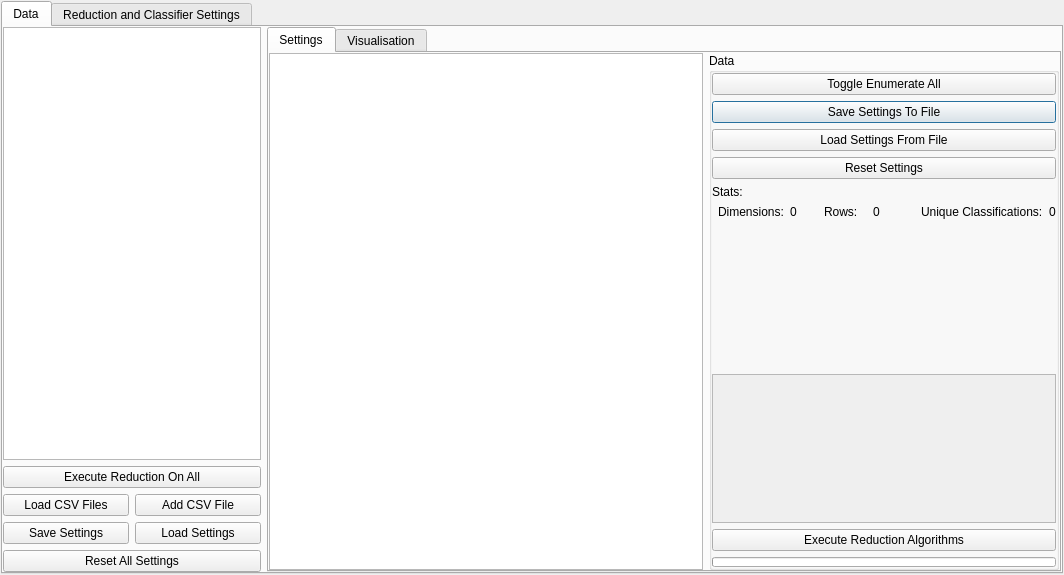
The window that menu.ui (HaydnG/dimensionality-reduction-ui) describes before a commit, drawn with Qt 5.
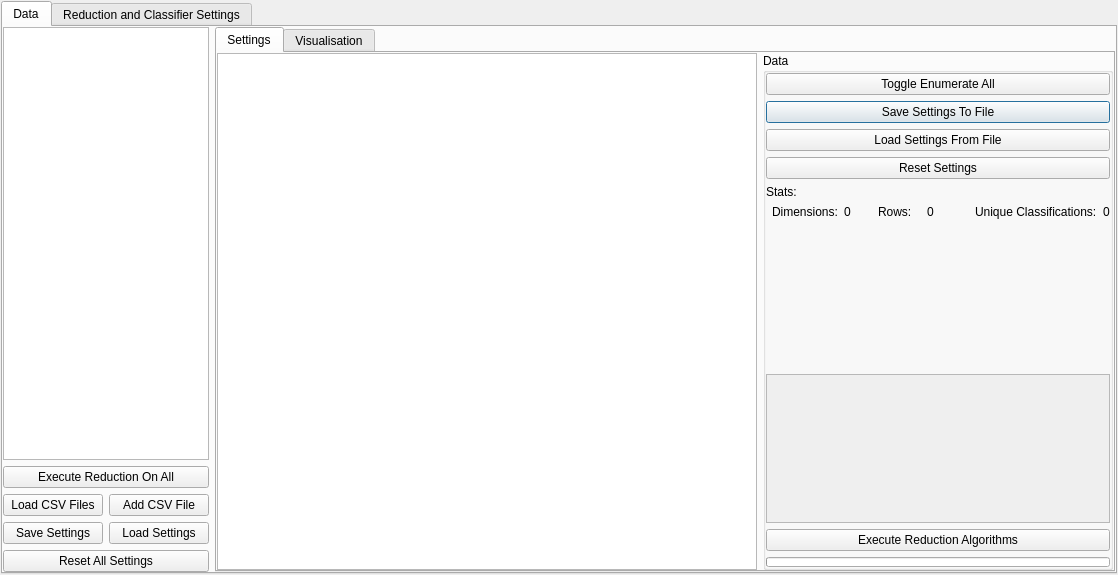
The same window after the commit. The open tabs and pages were chosen to show the change.

```diff
--- a/menu.ui
+++ b/menu.ui
@@ -6,7 +6,7 @@
    <rect>
     <x>0</x>
     <y>0</y>
-    <width>1064</width>
+    <width>1118</width>
     <height>575</height>
    </rect>
   </property>
@@ -77,7 +77,7 @@
             <widget class="QTableWidget" name="tableWidget">
              <property name="minimumSize">
               <size>
-               <width>434</width>
+               <width>540</width>
                <height>0</height>
               </size>
              </property>
@@ -87,6 +87,12 @@
                <height>16777215</height>
               </size>
              </property>
+             <attribute name="horizontalHeaderDefaultSectionSize">
+              <number>80</number>
+             </attribute>
+             <attribute name="verticalHeaderDefaultSectionSize">
+              <number>25</number>
+             </attribute>
             </widget>
            </item>
            <item row="0" column="1">
```
Left out of the diff: 2 changed lines with no effect on the pictures.
